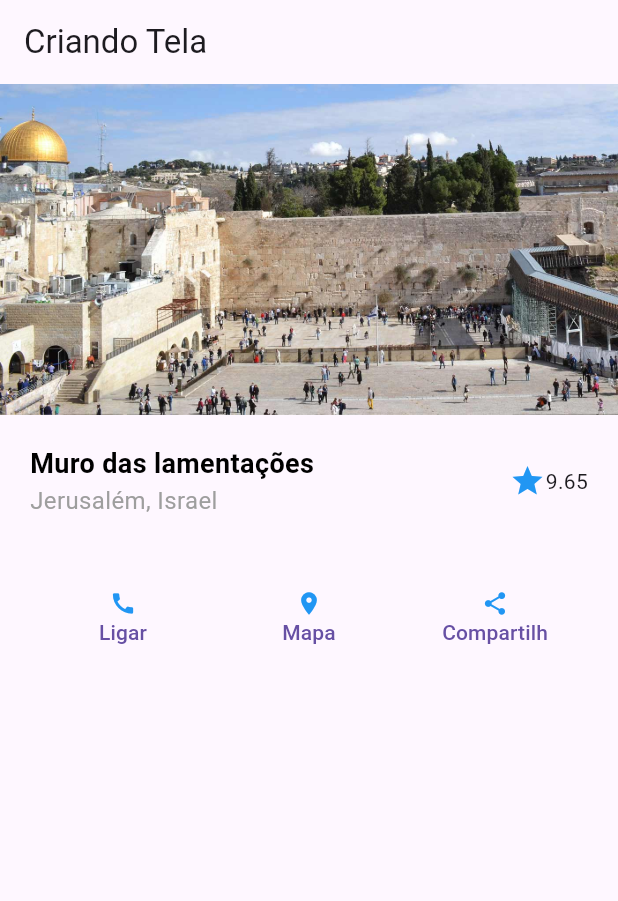
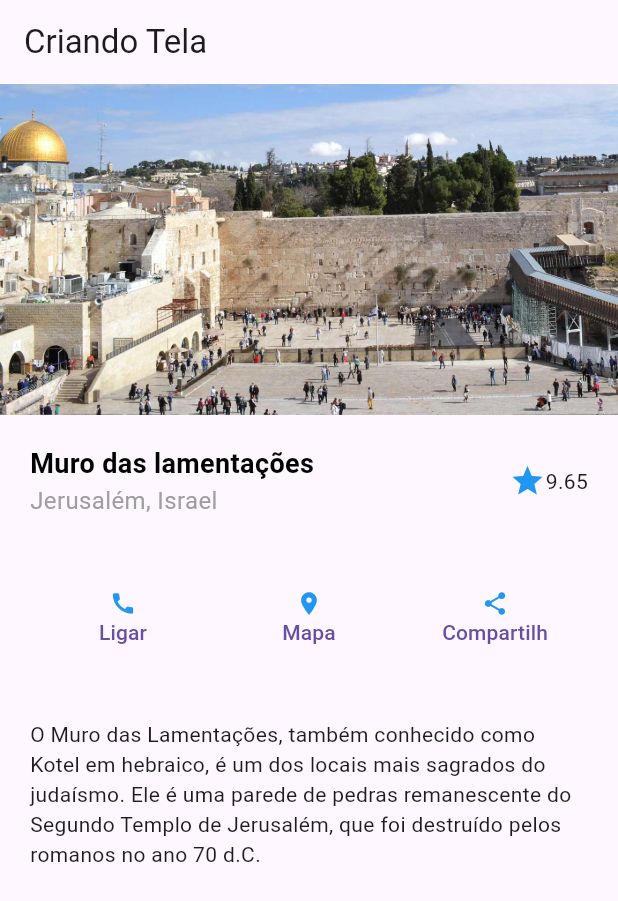
Before and after one commit to Henricknen/Flutter, a Flutter app: the screen it shows after launch, on a phone screen of 412 x 824 dp. Shown: the top 901 px of the screen. Run offline on Flutter 3.47's test engine with Material 3 defaults, Android fonts, the phone set to English and light mode, and no system bars.

Commit message:
finalizando_tela_criando_area_de_'descricao'_e_transformado_Expanded_em_componente_para_evitar_a_repeticao_de_codigos

```diff
--- a/criacao_de_tela/lib/main.dart
+++ b/criacao_de_tela/lib/main.dart
@@ -1,41 +1,51 @@
 import 'package:flutter/material.dart';
 
-void main() => runApp(MeuApp() );
+void main() => runApp(MeuApp());
 
 class MeuApp extends StatelessWidget {
+
+  callAction() {
+
+  }
+
+  mapAction() {
+
+  }
+
+  shareAction() {
+
+  }
 
   @override
   Widget build(BuildContext context) {
     return MaterialApp(
       home: Scaffold(
-        appBar: AppBar(
-          title: Text('Criando Tela')
-        ),
-        body:Column(
+        appBar: AppBar(title: Text('Criando Tela')),
+        body: Column(
           children: <Widget>[
-            Image(image: AssetImage('assets/muro.jpg')),     // inserindo imagem
+            Image(image: AssetImage('assets/muro.jpg')),    // inserindo imagem
             Container(
               padding: EdgeInsets.all(20),
-              child:Row(
-                children:[
+              child: Row(
+                children: [
                   Expanded(
                     child: Column(    // campo de informações
-                      crossAxisAlignment: CrossAxisAlignment.start, // Alinha os textos à esquerda
+                      crossAxisAlignment: CrossAxisAlignment.start,     // alinha os textos à esquerda
                       children: [
                         Text(
                           'Muro das lamentações',
-                        style: TextStyle(fontSize:18, fontWeight:FontWeight.bold, color:Colors.black)
+                          style: TextStyle(fontSize: 18, fontWeight: FontWeight.bold, color: Colors.black),
                         ),
                         Text(
                           'Jerusalém, Israel',
-                        style: TextStyle(fontSize:16, color:Colors.grey)
+                          style: TextStyle(fontSize: 16, color: Colors.grey),
                         ),
                       ],
                     ),
                   ),
                   Row(
                     children: <Widget>[
-                      Icon(Icons.star, color:Colors.blue),
+                      Icon(Icons.star, color: Colors.blue),
                       Text('9.65')
                     ],
                   )
@@ -44,45 +54,61 @@ class MeuApp extends StatelessWidget {
             ),
             Container(
               padding: EdgeInsets.all(20),
-              child:Row(
-                children:[
-                  Expanded(
-                    child: TextButton(
-                      onPressed:(){},
-                      child:Column(
-                        children:[
-                          Icon(Icons.call, color:Colors.blue),    // inserção de icone
-                          Text('Ligar')
-                        ]
-                      )
-                    )
+              child: Row(
+                children: [
+                  Botao(    // chamando componente Botao
+                    icon: Icons.call,    // passando propriedades
+                    text: 'Ligar',
+                    onPressed:callAction,
                   ),
-                  Expanded(
-                    child: TextButton(
-                      onPressed:(){},
-                      child:Column(
-                        children:[
-                          Icon(Icons.location_on, color:Colors.blue),
-                          Text('Mapa')
-                        ]
-                      )
-                    )
+                  Botao(
+                    icon: Icons.location_on,
+                    text: 'Mapa',
+                    onPressed:mapAction,
                   ),
-                  Expanded(
-                    child: TextButton(
-                      onPressed:(){},
-                      child:Column(
-                        children:[
-                          Icon(Icons.share, color:Colors.blue),
-                          Text('Compartilh')
-                        ]
-                      )
-                    )
+                  Botao(
+                    icon: Icons.share,
+                    text: 'Compartilh',
+                    onPressed:shareAction,
                   ),
-                ]
-              )
+                ],
+              ),
+            ),
+            Container(
+              padding: EdgeInsets.all(20),
+              child: Text(
+                'O Muro das Lamentações, também conhecido como Kotel em hebraico, é um dos locais mais sagrados do judaísmo. '
+                'Ele é uma parede de pedras remanescente do Segundo Templo de Jerusalém, que foi destruído pelos romanos no ano 70 d.C.',
+              ),
             )
           ],
+        ),
+      ),
+    );
+  }
+}
+
+class Botao extends StatelessWidget {     // componente Botao
+  Botao({
+    this.onPressed,
+    required this.icon,
+    required this.text,
+  });
+
+  final void Function()? onPressed;
+  final IconData icon;
+  final String text;
+
+  @override
+  Widget build(BuildContext context) {
+    return Expanded(
+      child: TextButton(
+        onPressed: onPressed,     // atribuindo corretamente a função 'onPressed'
+        child: Column(
+          children: [
+            Icon(icon, color: Colors.blue),
+            Text(text)
+          ]
         )
       )
     );
```
